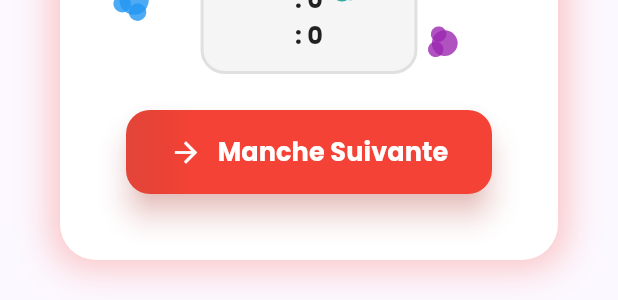
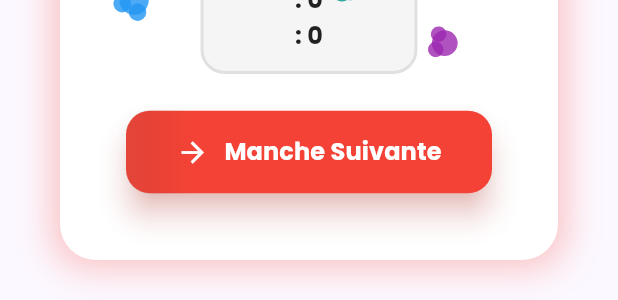
Before and after one commit to Jbijjer/lorcana_lore_counter, a Flutter app: the RoundVictoryDialog widget shown alone on an empty page, opened directly with empty values, on a phone screen of 412 x 824 dp. Shown: the part 856-1156 px from the top of the screen. Run offline on Flutter 3.47's test engine with Material 3 defaults, Android fonts, the phone set to English and light mode, and no system bars; our stand-ins replace flutter_riverpod, flutter_svg, freezed_annotation, google_fonts, hive, hive_flutter and 1 more; accounts and stored records are empty; generated files the repository leaves out were written again.

Commit message:
🐛 Corriger la taille du bouton dans round_victory_dialog
- Réduit le padding horizontal de 24 à 16 pixels
- Supprime mainAxisSize.min pour permettre au texte de prendre l'espace nécessaire
- Réduit la taille de police de 17 à 16 pixels
- Le texte 'Manche Suivante' s'affiche maintenant complètement

```diff
--- a/lib/features/game/presentation/widgets/round_victory_dialog.dart
+++ b/lib/features/game/presentation/widgets/round_victory_dialog.dart
@@ -257,7 +257,7 @@ class _RoundVictoryDialogState extends State<RoundVictoryDialog>
                               backgroundColor: _victoryColor,
                               foregroundColor: Colors.white,
                               padding: const EdgeInsets.symmetric(
-                                horizontal: 24,
+                                horizontal: 16,
                                 vertical: 16,
                               ),
                               shape: RoundedRectangleBorder(
@@ -268,7 +268,6 @@ class _RoundVictoryDialogState extends State<RoundVictoryDialog>
                             ),
                             child: Row(
                               mainAxisAlignment: MainAxisAlignment.center,
-                              mainAxisSize: MainAxisSize.min,
                               children: [
                                 Icon(
                                   widget.isMatchComplete
@@ -277,16 +276,13 @@ class _RoundVictoryDialogState extends State<RoundVictoryDialog>
                                   size: 22,
                                 ),
                                 const SizedBox(width: 10),
-                                Flexible(
-                                  child: Text(
-                                    widget.isMatchComplete
-                                        ? 'Nouvelle Partie'
-                                        : 'Manche Suivante',
-                                    style: const TextStyle(
-                                      fontSize: 17,
-                                      fontWeight: FontWeight.bold,
-                                    ),
-                                    overflow: TextOverflow.ellipsis,
+                                Text(
+                                  widget.isMatchComplete
+                                      ? 'Nouvelle Partie'
+                                      : 'Manche Suivante',
+                                  style: const TextStyle(
+                                    fontSize: 16,
+                                    fontWeight: FontWeight.bold,
                                   ),
                                 ),
                               ],
```
